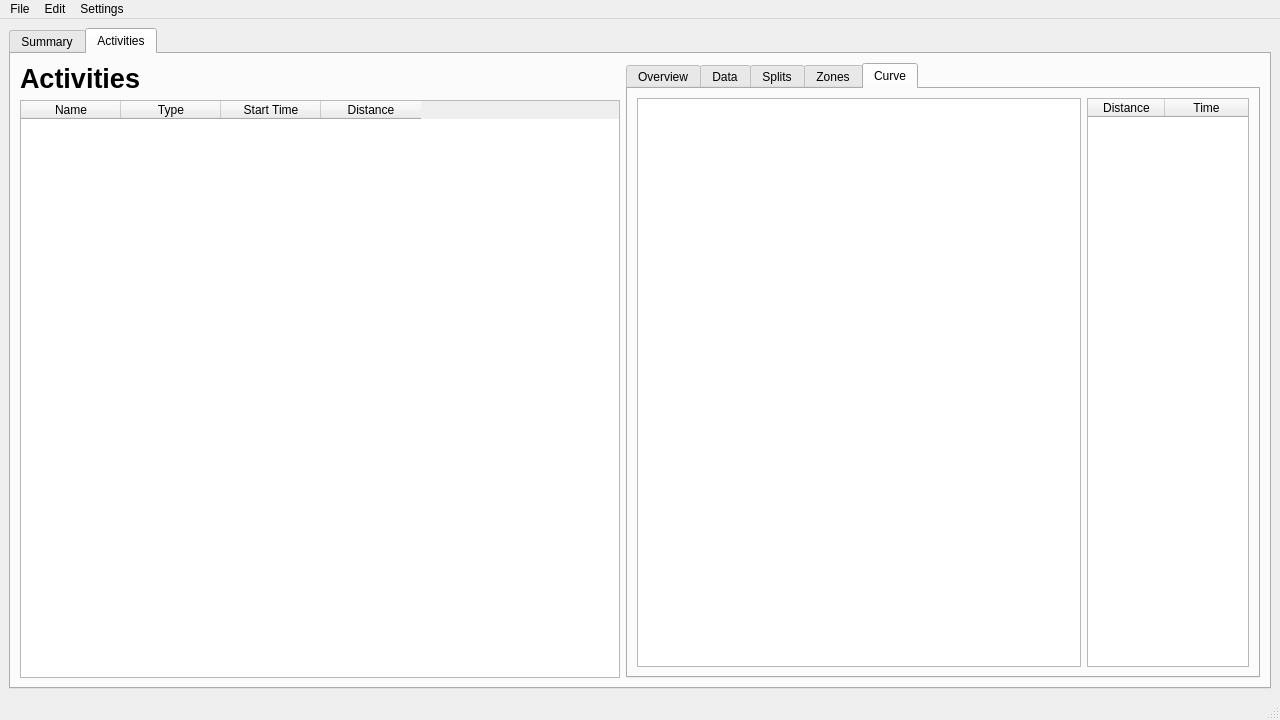
Before: the Qt Designer form main.ui in TomFryers/activate, drawn with Qt 5.
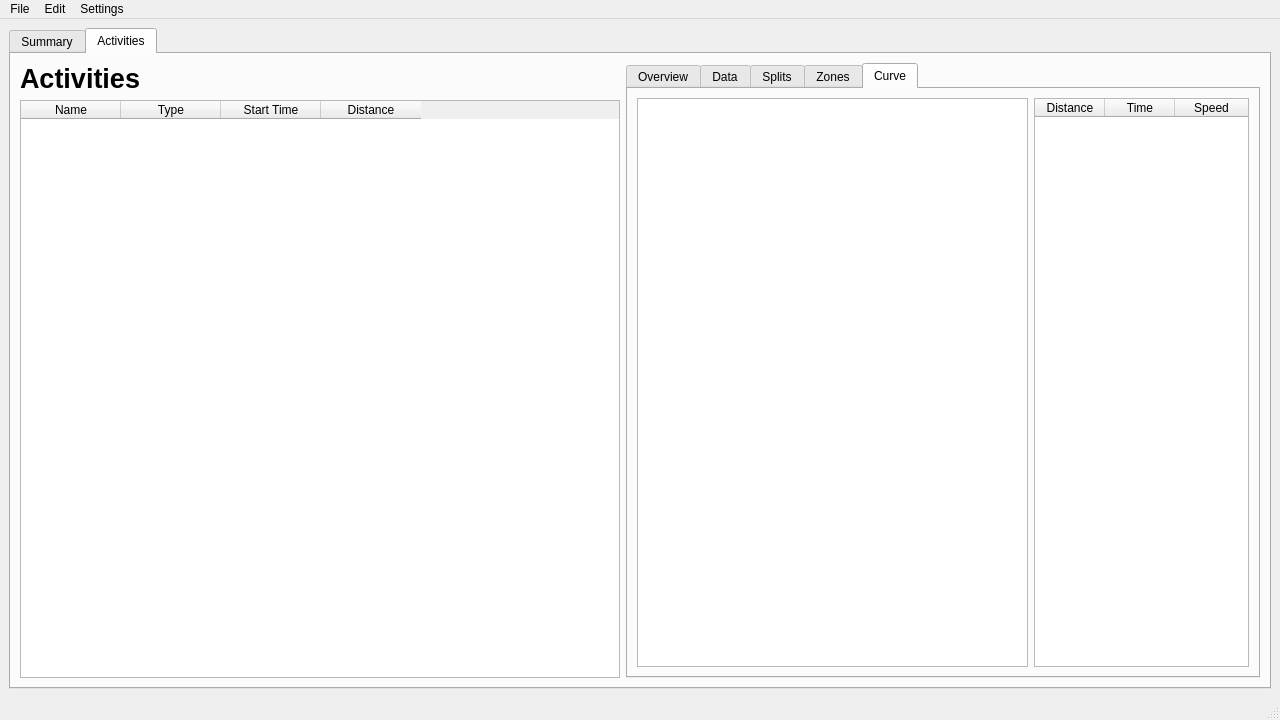
After: the same form once the commit is applied. The open tabs and pages were chosen to show the change. Custom widgets are drawn as their Qt base class.

Commit message: Add speed column to curve table

What changed in the file:
```diff
--- a/main.ui
+++ b/main.ui
@@ -548,7 +548,7 @@
              <widget class="Table" name="curve_table">
               <property name="maximumSize">
                <size>
-                <width>162</width>
+                <width>215</width>
                 <height>16777215</height>
                </size>
               </property>
@@ -556,10 +556,10 @@
                <enum>QAbstractItemView::SingleSelection</enum>
               </property>
               <attribute name="horizontalHeaderMinimumSectionSize">
-               <number>77</number>
+               <number>70</number>
               </attribute>
               <attribute name="horizontalHeaderDefaultSectionSize">
-               <number>77</number>
+               <number>70</number>
               </attribute>
               <attribute name="horizontalHeaderStretchLastSection">
                <bool>true</bool>
@@ -577,6 +577,11 @@
                 <string>Time</string>
                </property>
               </column>
+              <column>
+               <property name="text">
+                <string>Speed</string>
+               </property>
+              </column>
              </widget>
             </item>
            </layout>
```
The commit also changes 2 other files.
